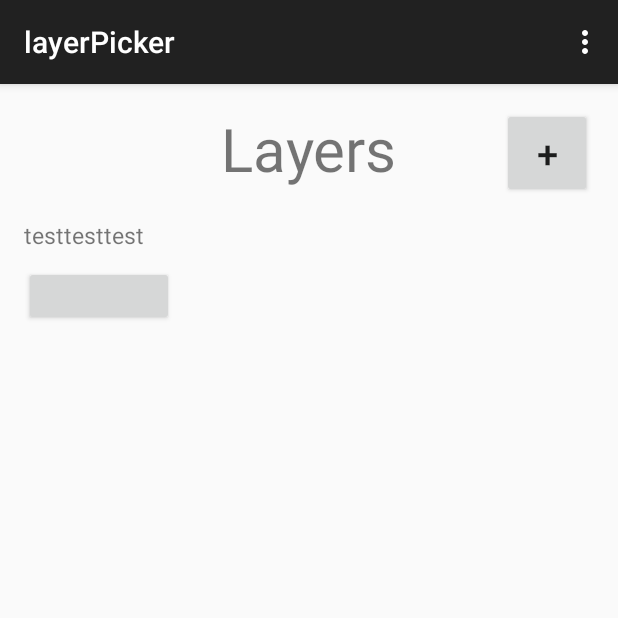
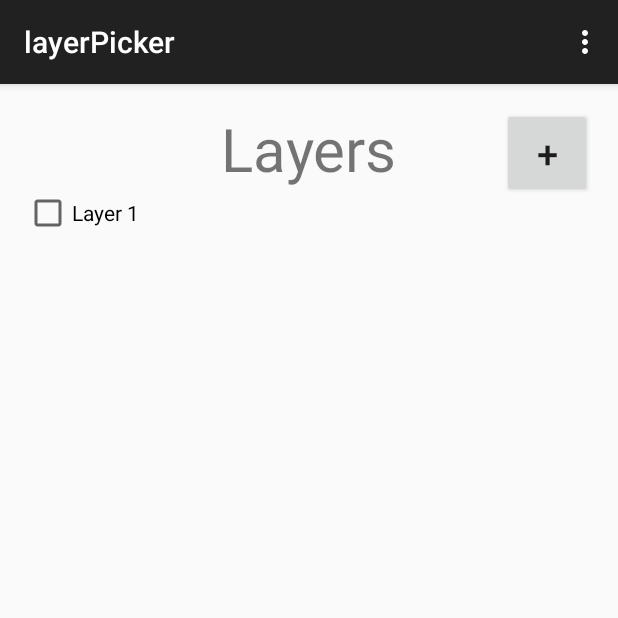
Before and after one commit to Canvas-Desk/Canvas-Desk-Android, an Android app: the screen it shows after launch (MainActivity), on a phone screen of 412 x 824 dp, the top half of it. Run offline under Robolectric (Android 15) with nearby library versions, the phone set to English and light mode, and no system bars.

Commit message:
checkboxes yay

```diff
--- a/app/src/main/java/org/rohanp/layerpicker/MainActivity.java
+++ b/app/src/main/java/org/rohanp/layerpicker/MainActivity.java
@@ -1,12 +1,18 @@
 package org.rohanp.layerpicker;
 
+import android.os.Bundle;
 import android.support.v7.app.ActionBarActivity;
-import android.os.Bundle;
 import android.view.Menu;
 import android.view.MenuItem;
+import android.view.View;
+import android.widget.CheckBox;
+import android.widget.RelativeLayout;
+
+import java.util.ArrayList;
 
 
 public class MainActivity extends ActionBarActivity {
+    ArrayList<CheckBox> list = new ArrayList<CheckBox>();
 
     @Override
     protected void onCreate(Bundle savedInstanceState) {
@@ -20,6 +26,17 @@ public class MainActivity extends ActionBarActivity {
         // Inflate the menu; this adds items to the action bar if it is present.
         getMenuInflater().inflate(R.menu.menu_main, menu);
         return true;
+    }
+
+    public void addLayer(View view){
+        RelativeLayout layout = (RelativeLayout) findViewById(R.id.mainLayout);
+        CheckBox c = new CheckBox(this);
+        list.add(c);
+        int checkBoxNumber = list.size();
+        c.setText("Layer " + checkBoxNumber);
+        layout.addView(c);
+
+
     }
 
     @Override
--- a/app/src/main/res/layout/activity_main.xml
+++ b/app/src/main/res/layout/activity_main.xml
@@ -3,7 +3,8 @@
     android:layout_height="match_parent" android:paddingLeft="@dimen/activity_horizontal_margin"
     android:paddingRight="@dimen/activity_horizontal_margin"
     android:paddingTop="@dimen/activity_vertical_margin"
-    android:paddingBottom="@dimen/activity_vertical_margin" tools:context=".MainActivity">
+    android:paddingBottom="@dimen/activity_vertical_margin" tools:context=".MainActivity"
+    android:id="@+id/mainLayout">
 
 
     <TextView
@@ -14,14 +15,23 @@
         android:textSize="40dp"
         android:layout_centerHorizontal="true"/>
 
-    <TextView
-        android:id="@+id/inputText"
+    <CheckBox
+        android:id="@+id/layer1"
+        android:layout_width="wrap_content"
+        android:layout_height="wrap_content"
+        android:text="Layer 1"
+        android:editable="true"
+        android:layout_below="@+id/title"
+        android:layout_alignParentStart="true" />
+
+    <!--<ListView
+        android:id="@android:id/list"
         android:layout_below="@id/title"
-        android:layout_marginTop="20dp"
-        android:text="testtesttest"
-        android:textSize="15dp"
+        android:layout_marginTop="10dp"
         android:layout_width="wrap_content"
-        android:layout_height="wrap_content" />
+        android:layout_height="400dp" >
+    </ListView>-->
+
 
     <Button
         android:id="@+id/add"
@@ -31,12 +41,14 @@
         android:layout_alignParentRight="true"
         android:layout_width="60dp"
         android:layout_height="60dp"
-        android:onClick="sendData"/>
+        android:onClick="addLayer"/>
 
+    <!--
     <Button
         android:layout_below="@+id/inputText"
         android:layout_marginTop="10dp"
         android:layout_width="100dp"
         android:layout_height="40dp"/>
+        -->
 
 </RelativeLayout>
```
Also changed, not shown: 1 other file.
